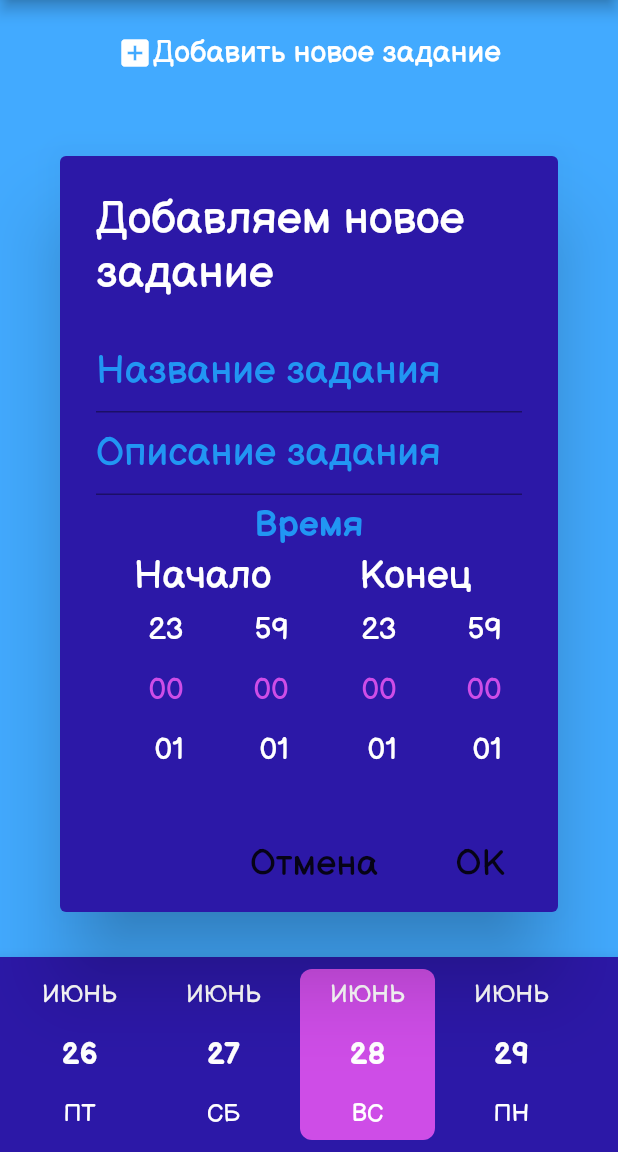
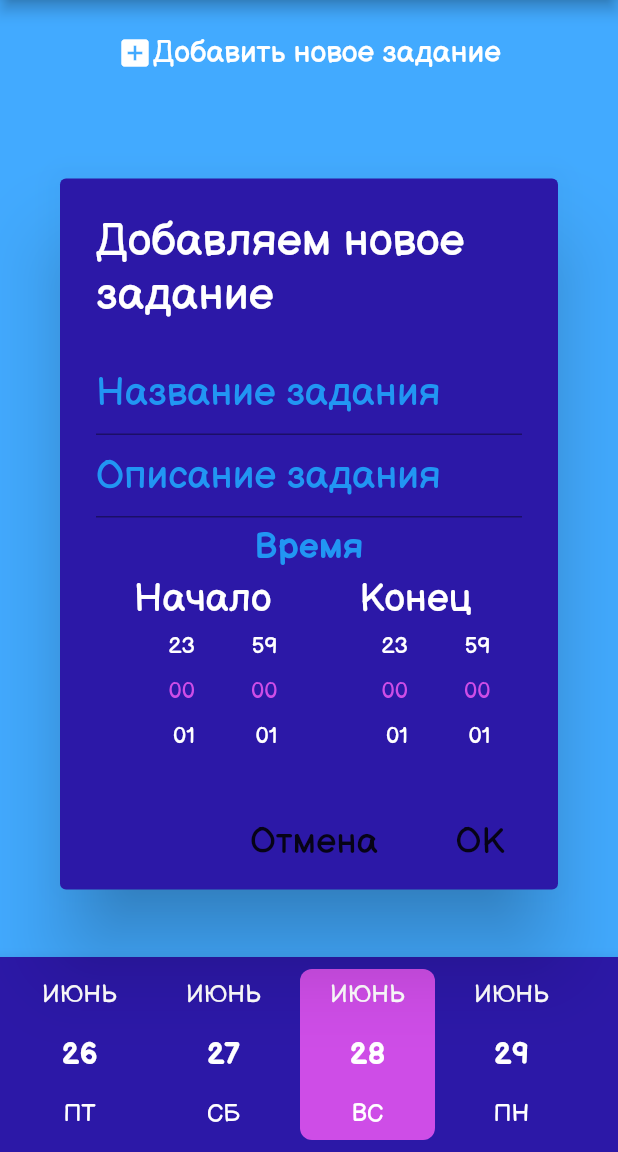
Before and after one commit to KolasikOmetov/Let-s-Do-It, a Flutter app: the screen it shows after launch, after a tap on "Добавить новое задание", on a phone screen of 412 x 824 dp, the part 84-1236 px from its top. Run offline on Flutter 3.47's test engine with Material 2 defaults, Android fonts, the light colour scheme and no system bars; drawn by our look-alikes of date_picker_timeline, flutter_time_picker_spinner; our stand-ins replace flushbar, flutter_vector_icons, hive; accounts and stored records are empty; generated files the repository leaves out were written again.

Commit message:
position and size of time spinner

```diff
--- a/lib/screens/mainScreen/add_window.dart
+++ b/lib/screens/mainScreen/add_window.dart
@@ -59,11 +59,11 @@ class _AddWindowState extends State<AddWindow> {
                       time: Provider.of<TasksState>(context, listen: false)
                           .curDate,
                       normalTextStyle:
-                          TextStyle(fontSize: 20, color: Colors.white),
+                          TextStyle(fontSize: 15, color: Colors.white),
                       highlightedTextStyle:
-                          TextStyle(fontSize: 20, color: Color(0xffce4de7)),
-                      spacing: 25,
-                      itemHeight: 40,
+                          TextStyle(fontSize: 15, color: Color(0xffce4de7)),
+                      spacing: 10,
+                      itemHeight: 30,
                       isForce2Digits: true,
                       onTimeChange: (time) {
                         dateStart = time;
@@ -79,11 +79,11 @@ class _AddWindowState extends State<AddWindow> {
                       time: Provider.of<TasksState>(context, listen: false)
                           .curDate,
                       normalTextStyle:
-                          TextStyle(fontSize: 20, color: Colors.white),
+                          TextStyle(fontSize: 15, color: Colors.white),
                       highlightedTextStyle:
-                          TextStyle(fontSize: 20, color: Color(0xffce4de7)),
-                      spacing: 25,
-                      itemHeight: 40,
+                          TextStyle(fontSize: 15, color: Color(0xffce4de7)),
+                      spacing: 10,
+                      itemHeight: 30,
                       isForce2Digits: true,
                       onTimeChange: (time) {
                         dateEnd = time;
```
